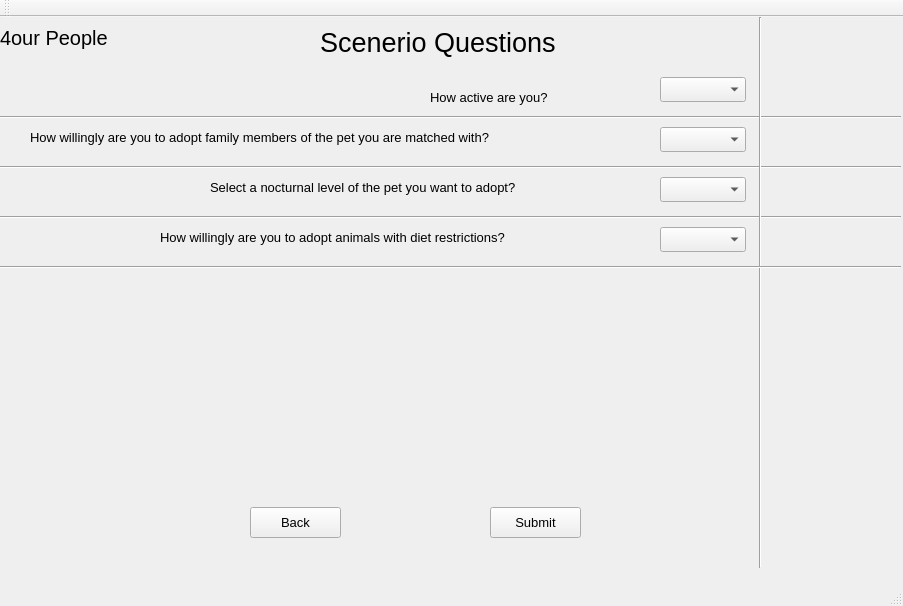
Qt form qt_cuacs_UI/mainwindow.ui (kalebtesfay/Animal_Shelter_System) before a commit.
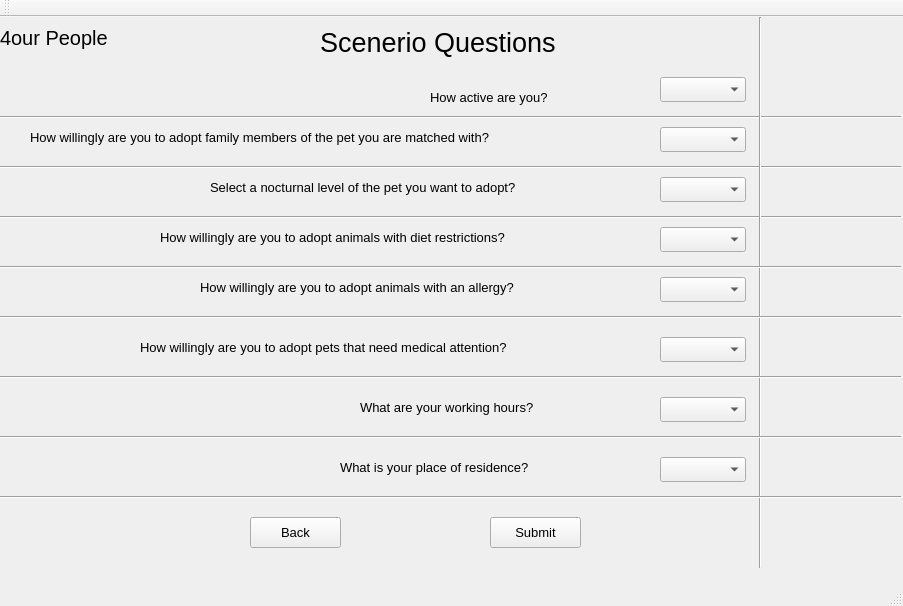
The same form after that commit. The open tabs and pages were chosen to show the change.

Commit message: Attribute Scales Implemented:joy:

What changed in the file:
```diff
--- a/qt_cuacs_UI/mainwindow.ui
+++ b/qt_cuacs_UI/mainwindow.ui
@@ -3600,7 +3600,7 @@
       <property name="geometry">
        <rect>
         <x>250</x>
-        <y>490</y>
+        <y>500</y>
         <width>91</width>
         <height>31</height>
        </rect>
@@ -3654,7 +3654,7 @@
       <property name="geometry">
        <rect>
         <x>490</x>
-        <y>490</y>
+        <y>500</y>
         <width>91</width>
         <height>31</height>
        </rect>
@@ -3827,6 +3827,170 @@
        <string>How willingly are you to adopt animals with diet restrictions?</string>
       </property>
      </widget>
+     <widget class="Line" name="line_10">
+      <property name="geometry">
+       <rect>
+        <x>0</x>
+        <y>290</y>
+        <width>901</width>
+        <height>20</height>
+       </rect>
+      </property>
+      <property name="orientation">
+       <enum>Qt::Horizontal</enum>
+      </property>
+     </widget>
+     <widget class="QComboBox" name="comboBox_20">
+      <property name="geometry">
+       <rect>
+        <x>660</x>
+        <y>260</y>
+        <width>86</width>
+        <height>25</height>
+       </rect>
+      </property>
+     </widget>
+     <widget class="QLabel" name="label_216">
+      <property name="geometry">
+       <rect>
+        <x>200</x>
+        <y>260</y>
+        <width>361</width>
+        <height>21</height>
+       </rect>
+      </property>
+      <property name="font">
+       <font>
+        <pointsize>10</pointsize>
+       </font>
+      </property>
+      <property name="text">
+       <string>How willingly are you to adopt animals with an allergy?</string>
+      </property>
+     </widget>
+     <widget class="QComboBox" name="comboBox_25">
+      <property name="geometry">
+       <rect>
+        <x>660</x>
+        <y>320</y>
+        <width>86</width>
+        <height>25</height>
+       </rect>
+      </property>
+     </widget>
+     <widget class="QLabel" name="label_221">
+      <property name="geometry">
+       <rect>
+        <x>140</x>
+        <y>320</y>
+        <width>421</width>
+        <height>21</height>
+       </rect>
+      </property>
+      <property name="font">
+       <font>
+        <pointsize>10</pointsize>
+       </font>
+      </property>
+      <property name="text">
+       <string>How willingly are you to adopt pets that need medical attention?</string>
+      </property>
+     </widget>
+     <widget class="Line" name="line_17">
+      <property name="geometry">
+       <rect>
+        <x>0</x>
+        <y>350</y>
+        <width>901</width>
+        <height>20</height>
+       </rect>
+      </property>
+      <property name="orientation">
+       <enum>Qt::Horizontal</enum>
+      </property>
+     </widget>
+     <widget class="QComboBox" name="comboBox_26">
+      <property name="geometry">
+       <rect>
+        <x>660</x>
+        <y>380</y>
+        <width>86</width>
+        <height>25</height>
+       </rect>
+      </property>
+     </widget>
+     <widget class="QLabel" name="label_222">
+      <property name="geometry">
+       <rect>
+        <x>360</x>
+        <y>380</y>
+        <width>201</width>
+        <height>21</height>
+       </rect>
+      </property>
+      <property name="font">
+       <font>
+        <pointsize>10</pointsize>
+       </font>
+      </property>
+      <property name="text">
+       <string>What are your working hours?</string>
+      </property>
+     </widget>
+     <widget class="Line" name="line_18">
+      <property name="geometry">
+       <rect>
+        <x>0</x>
+        <y>410</y>
+        <width>901</width>
+        <height>20</height>
+       </rect>
+      </property>
+      <property name="orientation">
+       <enum>Qt::Horizontal</enum>
+      </property>
+     </widget>
+     <widget class="QComboBox" name="comboBox_27">
+      <property name="geometry">
+       <rect>
+        <x>660</x>
+        <y>440</y>
+        <width>86</width>
+        <height>25</height>
+       </rect>
+      </property>
+     </widget>
+     <widget class="QLabel" name="label_223">
+      <property name="geometry">
+       <rect>
+        <x>340</x>
+        <y>440</y>
+        <width>211</width>
+        <height>21</height>
+       </rect>
+      </property>
+      <property name="font">
+       <font>
+        <pointsize>10</pointsize>
+       </font>
+      </property>
+      <property name="text">
+       <string>What is your place of residence?</string>
+      </property>
+     </widget>
+     <widget class="Line" name="line_19">
+      <property name="geometry">
+       <rect>
+        <x>0</x>
+        <y>470</y>
+        <width>901</width>
+        <height>20</height>
+       </rect>
+      </property>
+      <property name="orientation">
+       <enum>Qt::Horizontal</enum>
+      </property>
+     </widget>
     </widget>
    </widget>
   </widget>
```
The commit also changes 1 other file.
